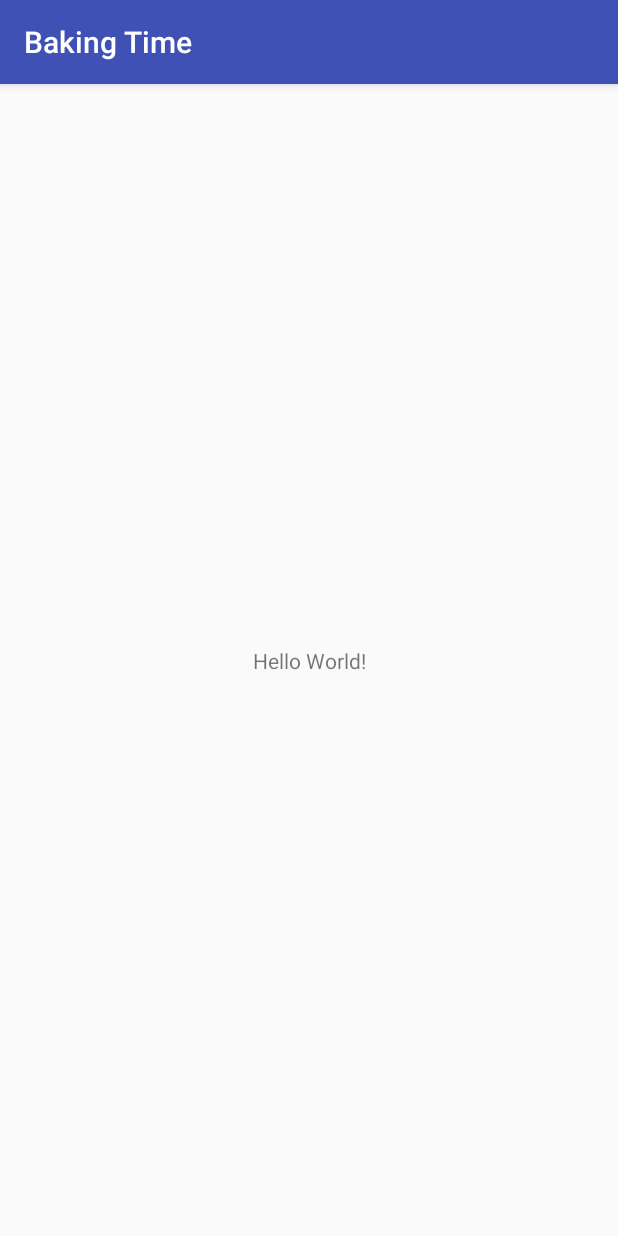
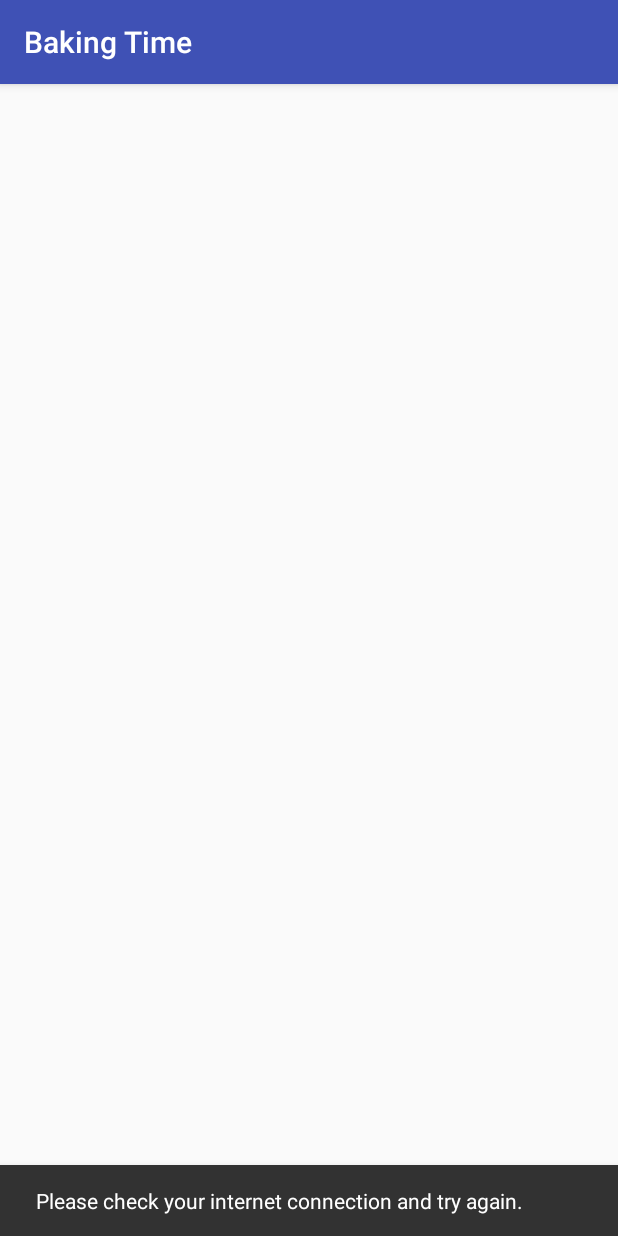
Before and after one commit to jay412/baking-time, an Android app: the first screen one second after launch (BakingTimeActivity), on a phone screen of 412 x 824 dp. Run offline under Robolectric (Android 15) with nearby library versions, the phone set to English and light mode, and no system bars.

Commit message:
1) added intial fragment, model classes, and network utility

```diff
--- a/BakingTime/app/build.gradle
+++ b/BakingTime/app/build.gradle
@@ -25,4 +25,5 @@ dependencies {
     testImplementation 'junit:junit:4.12'
     androidTestImplementation 'com.android.support.test:runner:1.0.2'
     androidTestImplementation 'com.android.support.test.espresso:espresso-core:3.0.2'
+    implementation 'com.android.support:design:27.1.1'
 }
--- a/BakingTime/app/src/main/AndroidManifest.xml
+++ b/BakingTime/app/src/main/AndroidManifest.xml
@@ -1,6 +1,9 @@
 <?xml version="1.0" encoding="utf-8"?>
 <manifest xmlns:android="http://schemas.android.com/apk/res/android"
     package="com.herokuapp.jordan_chau.bakingtime">
+
+    <uses-permission android:name="android.permission.ACCESS_NETWORK_STATE" />
+    <uses-permission android:name="android.permission.INTERNET" />
 
     <application
         android:allowBackup="true"
--- a/BakingTime/app/src/main/java/com/herokuapp/jordan_chau/bakingtime/BakingTimeActivity.java
+++ b/BakingTime/app/src/main/java/com/herokuapp/jordan_chau/bakingtime/BakingTimeActivity.java
@@ -1,13 +1,159 @@
 package com.herokuapp.jordan_chau.bakingtime;
 
+import android.app.ProgressDialog;
+import android.content.Context;
+import android.os.AsyncTask;
+import android.support.v4.app.FragmentManager;
 import android.support.v7.app.AppCompatActivity;
 import android.os.Bundle;
+import android.util.Log;
+import android.widget.LinearLayout;
+
+import com.herokuapp.jordan_chau.bakingtime.model.Ingredient;
+import com.herokuapp.jordan_chau.bakingtime.model.Recipe;
+import com.herokuapp.jordan_chau.bakingtime.model.Step;
+import com.herokuapp.jordan_chau.bakingtime.util.NetworkUtility;
+
+import org.json.JSONArray;
+import org.json.JSONException;
+import org.json.JSONObject;
+
+import java.net.URL;
+import java.util.ArrayList;
 
 public class BakingTimeActivity extends AppCompatActivity {
+    private LinearLayout mLayout;
 
     @Override
     protected void onCreate(Bundle savedInstanceState) {
         super.onCreate(savedInstanceState);
         setContentView(R.layout.activity_baking_time);
+
+        mLayout = findViewById(R.id.baking_time_linear_layout);
+
+        RecipeCardFragment recipeFragment = new RecipeCardFragment();
+
+        FragmentManager fragmentManager = getSupportFragmentManager();
+
+        fragmentManager.beginTransaction().add(R.id.recipe_card_container, recipeFragment).commit();
+
+        new GetOperation(this).execute("");
+    }
+
+    /**
+     * <h1>Get Operation</h1>
+     * <p> This is an AsyncTask class to perform a GET operation in the background
+     * Takes in a String parameter to display all movies with the specified api and sort parameter
+     * Returns an array of movie data to be formatted
+     */
+    private class GetOperation extends AsyncTask<String, Void, ArrayList<Recipe>> {
+        private ProgressDialog progressDialog;
+        private Context context;
+
+        private GetOperation(Context c) {
+            progressDialog = new ProgressDialog(c);
+            context = c;
+        }
+
+        @Override
+        protected void onPreExecute() {
+            //checks for internet connection before proceeding
+            if(!NetworkUtility.checkInternetConnection(context)) {
+                this.cancel(true);
+                NetworkUtility.showErrorMessage(mLayout);
+            }
+            else {
+                super.onPreExecute();
+
+                progressDialog.setTitle("Please wait ...");
+                progressDialog.show();
+            }
+        }
+
+        @Override
+        protected ArrayList<Recipe> doInBackground(String... params) {
+            if (params.length == 0) {
+                return null;
+            }
+
+            URL recipeJSONUrl = NetworkUtility.buildURL();
+
+            try {
+                String jsonUserResponse = NetworkUtility.getHttpUrlResponse(recipeJSONUrl);
+
+                //Log.d("BTA: ", "json= " + jsonUserResponse);
+
+                return getRecipeStringsFromJson(jsonUserResponse);
+            } catch (Exception e) {
+                //Log.d("BTA: ", "can't get url response");
+                e.printStackTrace();
+                return null;
+            }
+        }
+
+        @Override
+        protected void onPostExecute(ArrayList<Recipe> rData) {
+            progressDialog.dismiss();
+
+            if(rData != null) {
+                //movieAdapter = new MovieAdapter(getActivity(), mData);
+                //gridView.setAdapter(movieAdapter);
+                //Log.d("BTA: ", "rData size = " + rData.size());
+            } else {
+                NetworkUtility.showErrorMessage(mLayout);
+            }
+        }
+    }
+
+    private ArrayList<Recipe> getRecipeStringsFromJson(String json) throws JSONException {
+
+        JSONArray recipes = new JSONArray(json);
+
+        //all recipes
+        ArrayList<Recipe> parsedRecipeData = new ArrayList<>();
+        //for every recipe
+        for(int i = 0; i < recipes.length(); ++i) {
+
+            JSONObject currentRecipe = recipes.getJSONObject(i);
+
+            int id = currentRecipe.getInt("id");
+            String name = currentRecipe.getString("name");
+            int servings = currentRecipe.getInt("servings");
+            String image = currentRecipe.getString("image");
+
+            //ingredient array --> objects
+            JSONArray currentIngredients = currentRecipe.getJSONArray("ingredients");
+            ArrayList<Ingredient> ingredients = new ArrayList<>();
+
+            for(int j = 0; j < currentIngredients.length(); ++j) {
+                JSONObject currentIngredient = currentIngredients.getJSONObject(j);
+
+                int quantity = currentIngredient.getInt("quantity");
+                String measure = currentIngredient.getString("measure");
+                String ingredient = currentIngredient.getString("ingredient");
+
+                ingredients.add(new Ingredient(quantity, measure, ingredient));
+            }
+
+            //steps array --> objects
+            JSONArray currentSteps = currentRecipe.getJSONArray("steps");
+            ArrayList<Step> steps = new ArrayList<>();
+
+            for(int k = 0; k < currentSteps.length(); ++k) {
+                JSONObject currentStep = currentSteps.getJSONObject(k);
+
+                int stepID = currentStep.getInt("id");
+                String shortDescription = currentStep.getString("shortDescription");
+                String description = currentStep.getString("description");
+                String videoURL = currentStep.getString("videoURL");
+                String thumbnailURL = currentStep.getString("thumbnailURL");
+
+                steps.add(new Step(stepID, shortDescription, description, videoURL, thumbnailURL));
+            }
+
+            parsedRecipeData.add(new Recipe(id, name, ingredients, steps, servings, image));
+        }
+
+        return parsedRecipeData;
     }
 }
--- /dev/null
+++ b/BakingTime/app/src/main/java/com/herokuapp/jordan_chau/bakingtime/RecipeCardFragment.java
@@ -0,0 +1,29 @@
+package com.herokuapp.jordan_chau.bakingtime;
+
+import android.os.Bundle;
+import android.support.annotation.Nullable;
+import android.support.v4.app.Fragment;
+import android.view.LayoutInflater;
+import android.view.View;
+import android.view.ViewGroup;
+import android.widget.TextView;
+
+public class RecipeCardFragment extends Fragment {
+
+    public RecipeCardFragment() {
+
+    }
+
+    @Nullable
+    @Override
+    public View onCreateView(LayoutInflater inflater, @Nullable ViewGroup container, Bundle savedInstanceState) {
+        View rootView = inflater.inflate(R.layout.fragment_recipe_card, container, false);
+
+        TextView recipeName = rootView.findViewById(R.id.tv_recipe_name);
+        TextView servings = rootView.findViewById(R.id.tv_servings);
+
+        //set textview values
+
+        return rootView;
+    }
+}
--- /dev/null
+++ b/BakingTime/app/src/main/java/com/herokuapp/jordan_chau/bakingtime/util/NetworkUtility.java
@@ -0,0 +1,94 @@
+package com.herokuapp.jordan_chau.bakingtime.util;
+
+import android.content.Context;
+import android.net.ConnectivityManager;
+import android.net.NetworkInfo;
+import android.net.Uri;
+import android.support.design.widget.Snackbar;
+import android.util.Log;
+import android.view.View;
+
+import java.io.BufferedReader;
+import java.io.IOException;
+import java.io.InputStream;
+import java.io.InputStreamReader;
+import java.net.HttpURLConnection;
+import java.net.MalformedURLException;
+import java.net.URL;
+import java.util.Scanner;
+
+/**
+ * <h1>Network Utility</h1>
+ * This class handles all necessary HTTP Connections in order to retrieve movie information from the API
+ * It also provides helper methods to build the URL
+ *
+ * @author Jordan Chau
+ * @since 2018-06-15
+ */
+public class NetworkUtility {
+
+    //private static final String TAG = NetworkUtility.class.getSimpleName();
+    private static final String BASE_URL = "https://d17h27t6h515a5.cloudfront.net/topher/2017/May/59121517_baking/baking.json";
+
+    /**
+     * This method builds a URL with the specified api parameter
+     * and returns the URL
+     * @return URL - Returns a URL with the specified api parameter
+     */
+    public static URL buildURL() {
+
+        Uri uri = Uri.parse(BASE_URL).buildUpon().build();
+
+        URL builtURL = null;
+        try {
+            builtURL = new URL(uri.toString());
+        } catch (MalformedURLException e) {
+            e.printStackTrace();
+        }
+
+        Log.d("NetworkUtility: ", "Built URI = " + builtURL);
+
+        return builtURL;
+    }
+
+    /**
+     * This method creates a GET request with the specified url, sends it through a HTTP URL Connection
+     * and returns a String that represents a response containing information about all movies
+     * @param url - Url parameter to create the request with
+     * @return String - Returns a String that represents all movie info
+     */
+    public static String getHttpUrlResponse(URL url) throws IOException {
+        HttpURLConnection urlConnection = (HttpURLConnection) url.openConnection();
+
+        try {
+            InputStream in = urlConnection.getInputStream();
+
+            Scanner scanner = new Scanner(in);
+            scanner.useDelimiter("\\A");
+
+            boolean hasInput = scanner.hasNext();
+            if (hasInput) {
+                return scanner.next();
+            } else {
+                return null;
+            }
+        } finally {
+            urlConnection.disconnect();
+        }
+    }
+
+    public static Boolean checkInternetConnection(Context context){
+        ConnectivityManager cm =
+                (ConnectivityManager)context.getSystemService(Context.CONNECTIVITY_SERVICE);
+
+        NetworkInfo activeNetwork = cm.getActiveNetworkInfo();
+
+        return activeNetwork != null && activeNetwork.isConnectedOrConnecting();
+    }
+
+    public static void showErrorMessage(View v) {
+        //Toast.makeText(getActivity(),"Please check your internet connection and try again.", Toast.LENGTH_LONG).show();
+        Snackbar snackbar = Snackbar.make(v, "Please check your internet connection and try again.", Snackbar.LENGTH_LONG);
+        snackbar.show();
+    }
+}
--- a/BakingTime/app/src/main/res/layout/activity_baking_time.xml
+++ b/BakingTime/app/src/main/res/layout/activity_baking_time.xml
@@ -1,18 +1,24 @@
 <?xml version="1.0" encoding="utf-8"?>
-<android.support.constraint.ConstraintLayout xmlns:android="http://schemas.android.com/apk/res/android"
-    xmlns:app="http://schemas.android.com/apk/res-auto"
+<ScrollView xmlns:android="http://schemas.android.com/apk/res/android"
     xmlns:tools="http://schemas.android.com/tools"
     android:layout_width="match_parent"
     android:layout_height="match_parent"
     tools:context=".BakingTimeActivity">
 
-    <TextView
-        android:layout_width="wrap_content"
+    <LinearLayout
+        android:id="@+id/baking_time_linear_layout"
+        android:layout_width="match_parent"
         android:layout_height="wrap_content"
-        android:text="Hello World!"
-        app:layout_constraintBottom_toBottomOf="parent"
-        app:layout_constraintLeft_toLeftOf="parent"
-        app:layout_constraintRight_toRightOf="parent"
-        app:layout_constraintTop_toTopOf="parent" />
+        android:orientation="vertical"
+        android:padding="16dp">
 
-</android.support.constraint.ConstraintLayout>
+        <FrameLayout
+            android:id="@+id/recipe_card_container"
+            android:layout_width="match_parent"
+            android:layout_height="180dp"
+            android:scaleType="centerInside">
+
+        </FrameLayout>
+    </LinearLayout>
+
+</ScrollView>
--- /dev/null
+++ b/BakingTime/app/src/main/res/layout/fragment_recipe_card.xml
@@ -0,0 +1,20 @@
+<?xml version="1.0" encoding="utf-8"?>
+<LinearLayout xmlns:android="http://schemas.android.com/apk/res/android"
+    xmlns:tools="http://schemas.android.com/tools"
+    android:orientation="vertical"
+    android:layout_width="match_parent"
+    android:layout_height="match_parent"
+    android:id="@+id/recipe_card">
+
+    <TextView
+        android:layout_width="wrap_content"
+        android:layout_height="wrap_content"
+        tools:text="@string/name_placeholder"
+        android:id="@+id/tv_recipe_name"/>
+
+    <TextView
+        android:layout_width="wrap_content"
+        android:layout_height="wrap_content"
+        tools:text="@string/servings"
+        android:id="@+id/tv_servings"/>
+</LinearLayout>
--- a/BakingTime/app/src/main/res/values/strings.xml
+++ b/BakingTime/app/src/main/res/values/strings.xml
@@ -1,3 +1,5 @@
 <resources>
     <string name="app_name">Baking Time</string>
+    <string name="name_placeholder">Recipe Name</string>
+    <string name="servings">Servings: </string>
 </resources>
```
Also changed, not shown: BakingTime/app/src/main/java/com/herokuapp/jordan_chau/bakingtime/model/Ingredient.java (added, +12 -0 lines), BakingTime/app/src/main/java/com/herokuapp/jordan_chau/bakingtime/model/Recipe.java (added, +19 -0 lines), BakingTime/app/src/main/java/com/herokuapp/jordan_chau/bakingtime/model/Step.java (added, +14 -0 lines).
